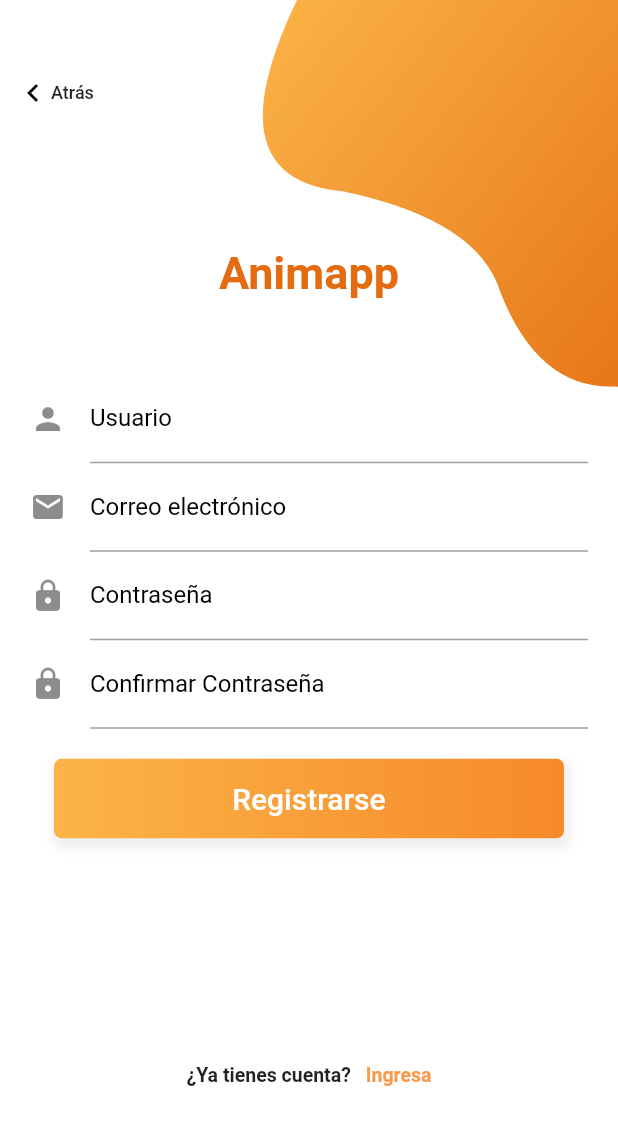
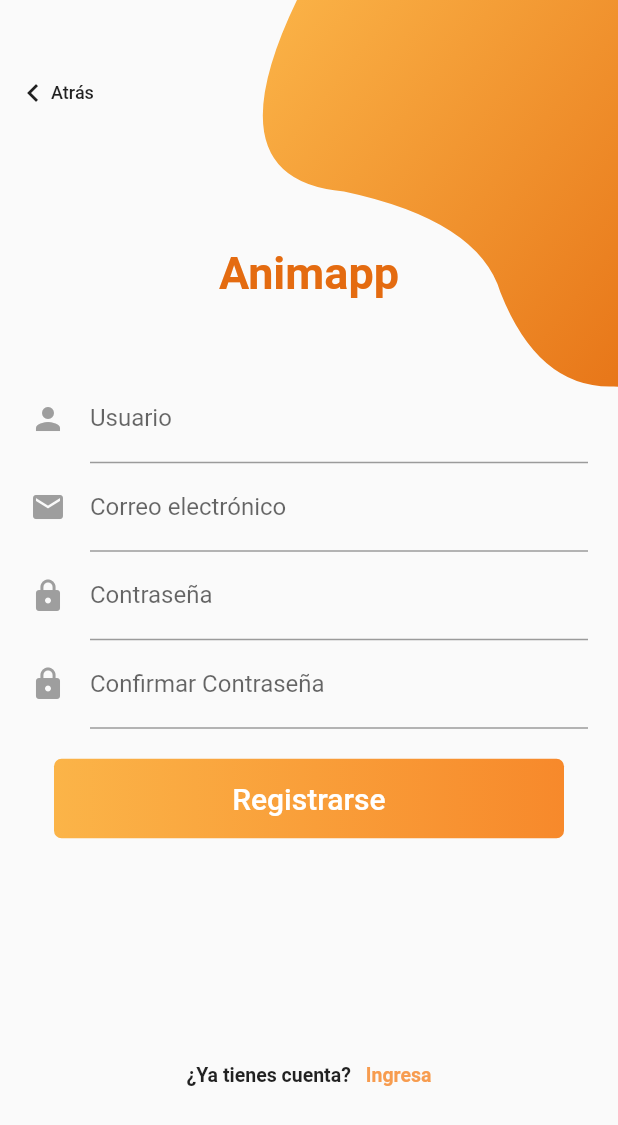
Before and after one commit to SergioMilagritoRiveros/App-Interactivas, a Flutter app: the screen it shows after launch, after a tap on "Registrarse", on a phone screen of 412 x 824 dp. Shown: the top 1125 px of the screen. Run offline on Flutter 3.47's test engine with Material 2 defaults, Android fonts, the phone set to English and light mode, and no system bars; our stand-ins replace google_fonts, google_maps_flutter, lite_rolling_switch, responsive_builder, shared_preferences.

Commit message:
Update dark theme

```diff
--- a/lib/blocs/ThemeData.dart
+++ b/lib/blocs/ThemeData.dart
@@ -1,34 +1,29 @@
 import 'dart:ui';
 
 import 'package:flutter/material.dart';
-import 'package:google_fonts/google_fonts.dart';
 
 class Styles {
   static ThemeData themeData(bool isDarkTheme, BuildContext context) {
-    final textTheme = Theme.of(context).textTheme;
-    print("si estoy entrando");
-    print("$isDarkTheme");
-    return ThemeData(
-      primarySwatch: Colors.amber, //esto ya esta
-      /* textTheme: GoogleFonts.latoTextTheme(textTheme).copyWith(
-        bodyText1: GoogleFonts.montserrat(textStyle: textTheme.bodyText1),
-      ), */
-      primaryColor: isDarkTheme ? Colors.grey[700] : Colors.white, //ya esta
-      backgroundColor: isDarkTheme ? Colors.grey[600] : Color(0xffF1F5FB), //ya esta
-      indicatorColor: isDarkTheme ? Color(0xff0E1D36) : Color(0xffCBDCF8), //pendiente
-      scaffoldBackgroundColor: isDarkTheme ? Color(0xff120035) : Colors.white,
-      cursorColor: isDarkTheme ? Colors.white : Colors.black,
-      hintColor: isDarkTheme ? Colors.white : Colors.black,
-      disabledColor: Colors.grey,
-      textSelectionColor: isDarkTheme ? Colors.white : Colors.black,
-      textSelectionHandleColor: isDarkTheme ? Colors.white : Colors.black,
-      cardColor: isDarkTheme ? Color(0xFF9c9a9a) : Colors.white,
-      //brightness: isDarkTheme ? Brightness.dark : Brightness.light,
-      buttonTheme: Theme.of(context).buttonTheme.copyWith(
-          colorScheme: isDarkTheme ? ColorScheme.dark() : ColorScheme.light()),
-      appBarTheme: AppBarTheme(
-        elevation: 0.0,
-      ),
+    if (isDarkTheme) {
+      return ThemeData.dark().copyWith(
+        toggleableActiveColor: Colors.amber[600],
+        indicatorColor: Colors.amber[600],
+        inputDecorationTheme: InputDecorationTheme(
+          fillColor: Colors.white,
+          labelStyle: TextStyle(color: Colors.white),
+          prefixStyle: TextStyle(color: Colors.white),
+          counterStyle: TextStyle(color: Colors.white),
+          focusedBorder: UnderlineInputBorder(
+            borderSide: BorderSide(color: Colors.white),
+          ),
+          focusColor: Colors.white,
+        ),
+        primaryColor: Colors.white
+      );
+    }
+    return ThemeData.light().copyWith(
+      toggleableActiveColor: Colors.amber[600],
+      primaryColor: Colors.grey,
     );
   }
 }
--- a/lib/views/signup.dart
+++ b/lib/views/signup.dart
@@ -26,7 +26,7 @@ class _SignUpPageState extends State<SignUpPage> {
           children: <Widget>[
             Container(
               padding: EdgeInsets.only(left: 0, top: 10, bottom: 10),
-              child: Icon(Icons.keyboard_arrow_left, color: Colors.black),
+              child: Icon(Icons.keyboard_arrow_left),
             ),
             Text('Atrás',
                 style: TextStyle(fontSize: 12, fontWeight: FontWeight.w500))
@@ -54,13 +54,6 @@ class _SignUpPageState extends State<SignUpPage> {
         alignment: Alignment.center,
         decoration: BoxDecoration(
             borderRadius: BorderRadius.all(Radius.circular(5)),
-            boxShadow: <BoxShadow>[
-              BoxShadow(
-                  color: Colors.grey.shade200,
-                  offset: Offset(2, 4),
-                  blurRadius: 5,
-                  spreadRadius: 2)
-            ],
             gradient: LinearGradient(
                 begin: Alignment.centerLeft,
                 end: Alignment.centerRight,
--- a/lib/widgets/InputWidget.dart
+++ b/lib/widgets/InputWidget.dart
@@ -37,7 +37,7 @@ class InputWidget extends StatelessWidget {
   }) : super(key: key);
 
   InputDecoration _inputDecoration() {
-    var _icon = icon != null ? Icon(icon) : null;
+    var _icon = icon != null ? Icon(icon, color: Colors.grey) : null;
     return InputDecoration(
       icon: _icon,
       labelText: labelText,
```
Also changed, not shown: lib/views/ScheduleForm.dart (+4 -4 lines), lib/views/ScheduledAppointment.dart (+27 -40 lines), lib/views/loginPage.dart (+1 -8 lines), lib/views/whatAreYouSearchingFor.dart (+1 -7 lines), images/image-card.png (added).
